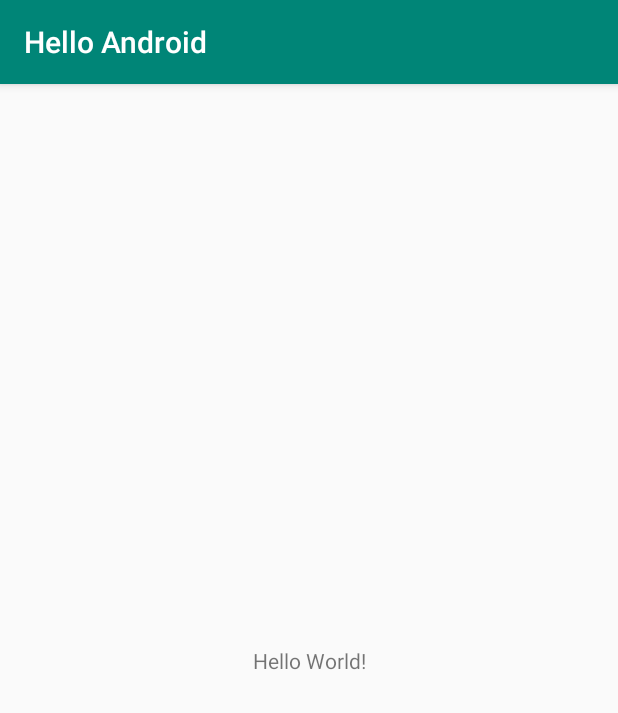
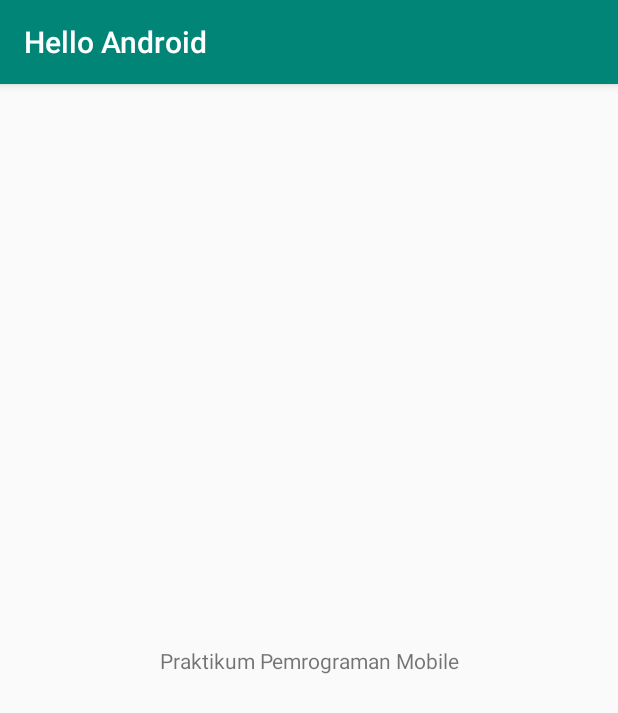
Before and after one commit to ahmadmusyadada/HelloAndroid, an Android app: the screen it shows after launch (MainActivity), on a phone screen of 412 x 824 dp. Shown: the top 713 px of the screen. Run offline under Robolectric (Android 15) with nearby library versions, the phone set to English and light mode, and no system bars.

Commit message:
Change Text

```diff
--- a/app/src/main/res/layout/activity_main.xml
+++ b/app/src/main/res/layout/activity_main.xml
@@ -9,7 +9,7 @@
     <TextView
         android:layout_width="wrap_content"
         android:layout_height="wrap_content"
-        android:text="Hello World!"
+        android:text="Praktikum Pemrograman Mobile"
         app:layout_constraintBottom_toBottomOf="parent"
         app:layout_constraintLeft_toLeftOf="parent"
         app:layout_constraintRight_toRightOf="parent"
```
